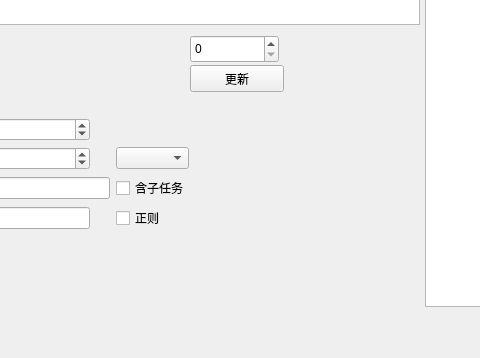
Old version of the form Qt_GUI/layout.ui in the repository XuHg-zjcn/time-manager; both pictures show x 330 to 810 and y 275 to 633 of the 1417 by 633 pixel window.
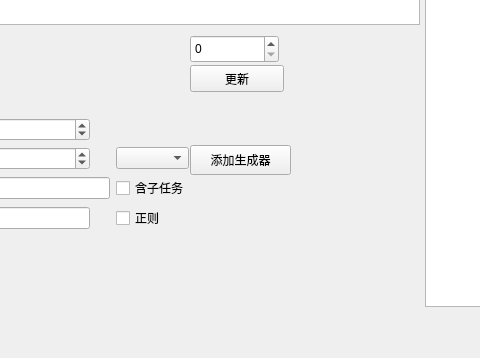
New version of the form. Custom widgets are drawn as their Qt base class.

Commit message: feat: add_task_gen dialog, click button pop-up the dialog

Patch:
```diff
--- a/Qt_GUI/layout.ui
+++ b/Qt_GUI/layout.ui
@@ -238,6 +238,19 @@
      </rect>
     </property>
    </widget>
+   <widget class="QPushButton" name="add_task_gen">
+    <property name="geometry">
+     <rect>
+      <x>520</x>
+      <y>420</y>
+      <width>101</width>
+      <height>30</height>
+     </rect>
+    </property>
+    <property name="text">
+     <string>添加生成器</string>
+    </property>
+   </widget>
   </widget>
   <widget class="QMenuBar" name="menubar">
    <property name="geometry">
```
The commit also changes 4 other files.
